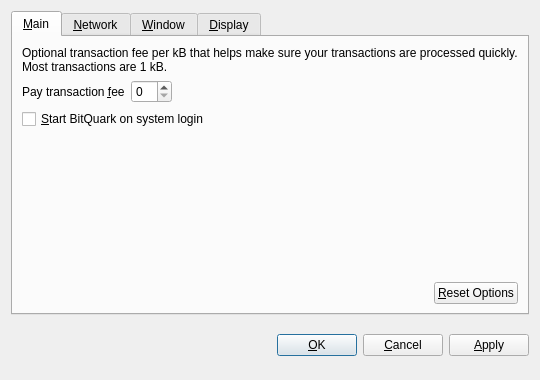
Qt form src/qt/forms/optionsdialog.ui (bitquarkcoin/BitQuark) before a commit.
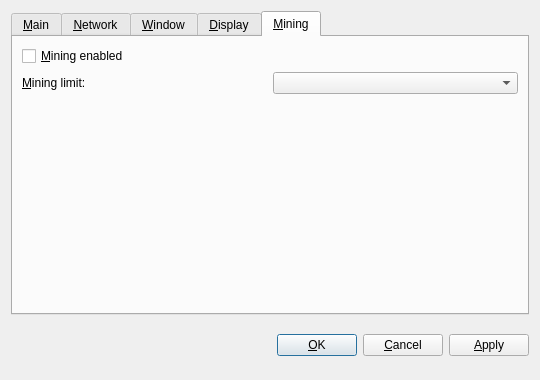
The same form after that commit. The open tabs and pages were chosen to show the change. Custom widgets are drawn as their Qt base class.

Diff of the .ui file:
```diff
--- a/src/qt/forms/optionsdialog.ui
+++ b/src/qt/forms/optionsdialog.ui
@@ -378,6 +378,67 @@
        </item>
       </layout>
      </widget>
+	 
+
+     <widget class="QWidget" name="tabMining">
+      <attribute name="title">
+       <string>&amp;Mining</string>
+      </attribute>
+      <layout class="QVBoxLayout" name="verticalLayout_Mining">
+      
+       <item>
+        <widget class="QCheckBox" name="checkboxMiningEnabled">
+         <property name="toolTip">
+          <string>&lt;html&gt;&lt;head/&gt;&lt;body&gt;&lt;p&gt;Whether to enabled Quark mining by default.&lt;/p&gt;&lt;/body&gt;&lt;/html&gt;</string>
+         </property>
+         <property name="text">
+          <string>&amp;Mining enabled</string>
+         </property>
+        </widget>
+       </item>
+       
+       <item>
+        <layout class="QHBoxLayout" name="horizontalLayout_2_Mining">        
+         <item>
+          <widget class="QLabel" name="labelMiningProcLimit">
+           <property name="text">
+            <string>&amp;Mining limit:</string>
+           </property>
+           <property name="textFormat">
+            <enum>Qt::PlainText</enum>
+           </property>
+           <property name="buddy">
+            <cstring>comboMiningProcLimit</cstring>
+           </property>
+          </widget>
+         </item>
+         <item>
+          <widget class="QValueComboBox" name="comboMiningProcLimit">
+           <property name="toolTip">
+            <string>Choose the default mining intensity.</string>
+           </property>
+          </widget>
+         </item>
+        </layout>
+       </item>
+       <item>
+        <spacer name="verticalSpacer_Display">
+         <property name="orientation">
+          <enum>Qt::Vertical</enum>
+         </property>
+         <property name="sizeHint" stdset="0">
+          <size>
+           <width>20</width>
+           <height>40</height>
+          </size>
+         </property>
+        </spacer>
+       </item>
+       
+      </layout>
+     </widget>
+
+     
     </widget>
    </item>
    <item>
```
Left out of the diff: 4 changed lines with no effect on the pictures.
